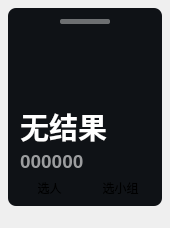
Before: the Qt Designer form ui/dark/widget.ui in windyslime/RandPicker-1, drawn with Qt 5.
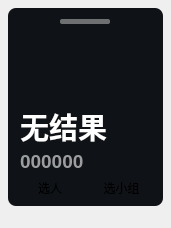
After: the same form once the commit is applied. Custom widgets are drawn as their Qt base class.

```diff
--- a/ui/dark/widget.ui
+++ b/ui/dark/widget.ui
@@ -12,7 +12,7 @@
   </property>
   <property name="minimumSize">
    <size>
-    <width>145</width>
+    <width>0</width>
     <height>0</height>
    </size>
   </property>
@@ -44,6 +44,12 @@
      <property name="frameShadow">
       <enum>QFrame::Raised</enum>
      </property>
+     <property name="minimumSize">
+      <size>
+       <width>155</width>
+       <height>0</height>
+      </size>
+     </property>
      <layout class="QVBoxLayout" name="verticalLayout_3">
       <item>
        <layout class="QHBoxLayout" name="horizontalLayout_2">
```
